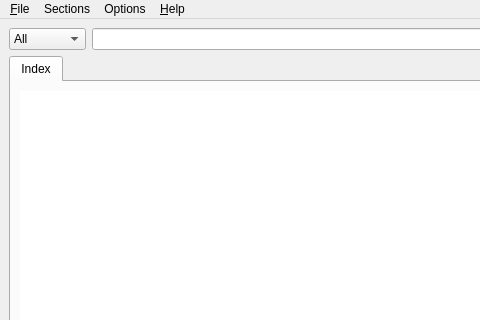
First picture: the form in manpager/main.ui, repository QtPlay/coastal-qt, before the edit; both pictures show x 0 to 480 and y 0 to 320 of the 760 by 540 pixel window.
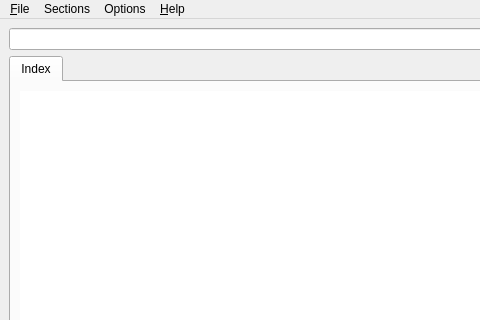
Second picture: the form after the edit.

The edit to the form file:
```diff
--- a/manpager/main.ui
+++ b/manpager/main.ui
@@ -36,31 +36,6 @@
      <layout class="QVBoxLayout" name="verticalLayout">
       <item>
        <layout class="QHBoxLayout" name="horizontalLayout_2">
-        <item>
-         <widget class="QComboBox" name="comboBox">
-          <property name="sizePolicy">
-           <sizepolicy hsizetype="Preferred" vsizetype="Fixed">
-            <horstretch>0</horstretch>
-            <verstretch>0</verstretch>
-           </sizepolicy>
-          </property>
-          <item>
-           <property name="text">
-            <string>All</string>
-           </property>
-          </item>
-          <item>
-           <property name="text">
-            <string>Selected</string>
-           </property>
-          </item>
-          <item>
-           <property name="text">
-            <string>Other</string>
-           </property>
-          </item>
-         </widget>
-        </item>
         <item>
          <widget class="QComboBox" name="searchBox">
           <property name="sizePolicy">
```
